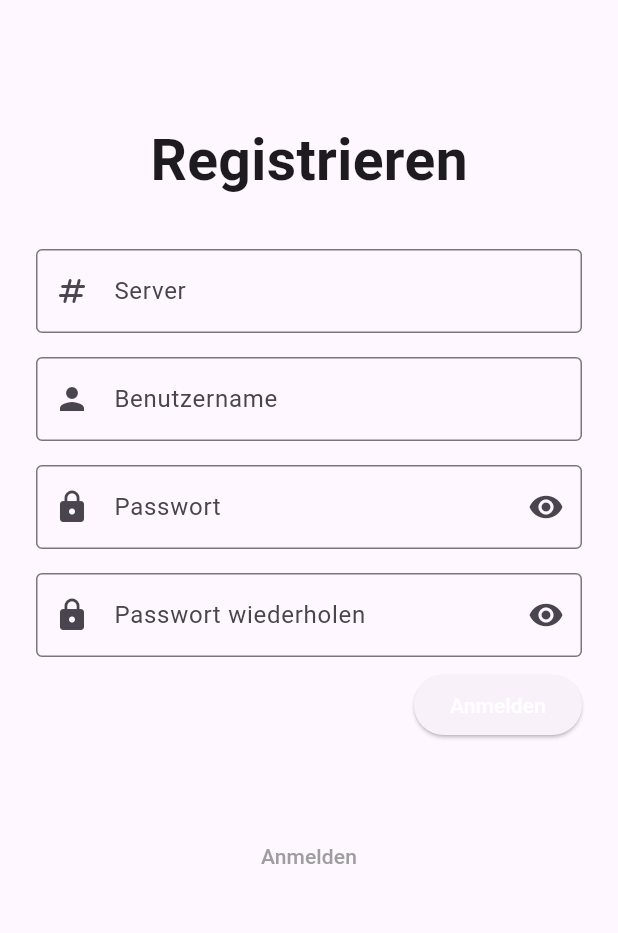
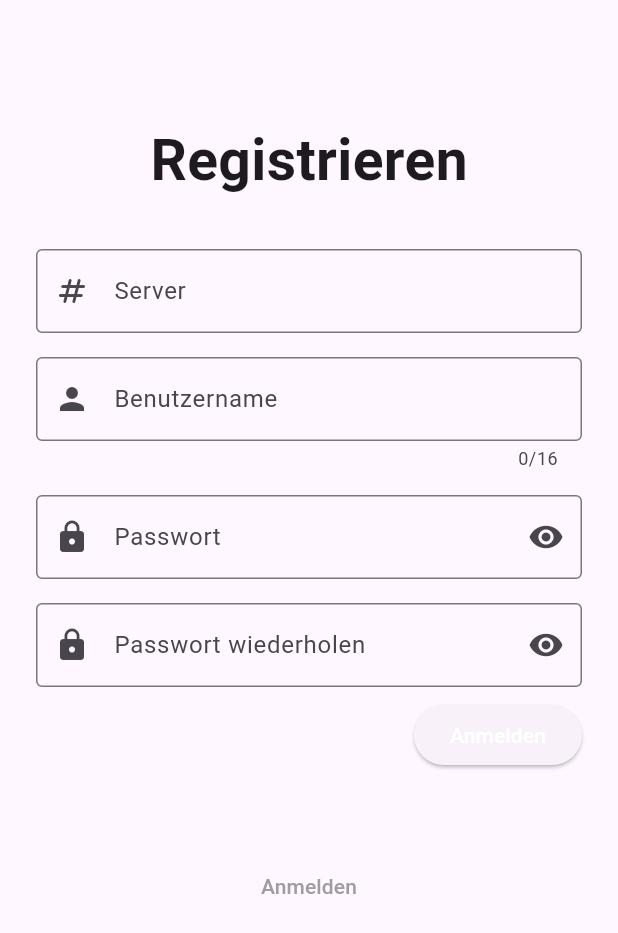
Before and after one commit to SLH335/Shopping-List-App, a Flutter app: the screen it shows after launch, after a tap on "Anmelden", after a tap on "Registrieren", on a phone screen of 412 x 824 dp. Shown: the top 933 px of the screen. Run offline on Flutter 3.47's test engine with Material 3 defaults, Android fonts, the phone set to English and light mode, and no system bars; our stand-ins replace flutter_riverpod, freezed_annotation, go_router, riverpod_annotation; generated files the repository leaves out were written again.

Commit message:
feat: improve auth input validation

```diff
--- a/lib/features/auth/presentation/login_screen.dart
+++ b/lib/features/auth/presentation/login_screen.dart
@@ -64,10 +64,8 @@ class _LoginScreenState extends ConsumerState<LoginScreen> {
             ),
             Padding(
               padding: const EdgeInsets.symmetric(vertical: 8),
-              child: StandardField(
+              child: UsernameField(
                 controller: usernameController,
-                label: 'Benutzername',
-                icon: const Icon(Icons.person),
               ),
             ),
             Padding(
--- a/lib/features/auth/presentation/register_screen.dart
+++ b/lib/features/auth/presentation/register_screen.dart
@@ -66,10 +66,8 @@ class _RegisterScreenState extends ConsumerState<RegisterScreen> {
             ),
             Padding(
               padding: const EdgeInsets.symmetric(vertical: 8),
-              child: StandardField(
+              child: UsernameField(
                 controller: usernameController,
-                label: 'Benutzername',
-                icon: const Icon(Icons.person),
               ),
             ),
             Padding(
--- a/lib/widgets/text_fields.dart
+++ b/lib/widgets/text_fields.dart
@@ -1,11 +1,14 @@
 import 'package:flutter/material.dart';
+import 'package:flutter/services.dart';
 
 class StandardField extends StatelessWidget {
-  const StandardField({super.key, this.controller, required this.label, required this.icon});
+  const StandardField(
+      {super.key, this.controller, required this.label, required this.icon, this.validator});
 
   final TextEditingController? controller;
   final String label;
   final Icon icon;
+  final dynamic validator;
 
   @override
   Widget build(BuildContext context) {
@@ -16,9 +19,42 @@ class StandardField extends StatelessWidget {
         labelText: label,
         prefixIcon: icon,
       ),
+      validator: validator ??
+          (String? value) {
+            if (value == null || value.trim().isEmpty) {
+              return '$label ist erforderlich';
+            }
+            return null;
+          },
+    );
+  }
+}
+
+class UsernameField extends StatelessWidget {
+  const UsernameField({super.key, this.controller, this.label = 'Benutzername'});
+
+  final TextEditingController? controller;
+  final String label;
+
+  @override
+  Widget build(BuildContext context) {
+    return TextFormField(
+      controller: controller,
+      decoration: InputDecoration(
+        border: const OutlineInputBorder(),
+        labelText: label,
+        prefixIcon: const Icon(Icons.person),
+      ),
+      enableSuggestions: false,
+      autocorrect: false,
+      maxLength: 16,
+      inputFormatters: [FilteringTextInputFormatter.allow(RegExp(r'[a-z_]'))],
       validator: (String? value) {
         if (value == null || value.trim().isEmpty) {
           return '$label ist erforderlich';
+        }
+        if (value.length < 3) {
+          return '$label muss mind. 3 Zeichen lang sein';
         }
         return null;
       },
@@ -42,12 +78,12 @@ class URLField extends StatelessWidget {
         labelText: label,
         prefixIcon: icon,
       ),
+      enableSuggestions: false,
+      autocorrect: false,
+      keyboardType: TextInputType.url,
       validator: (String? value) {
         if (value == null || value.trim().isEmpty) {
           return '$label ist erforderlich';
-        }
-        if (!(Uri.tryParse(value)?.hasAbsolutePath ?? false)) {
-          return '$label ist keine valide URL';
         }
         return null;
       },
@@ -56,11 +92,10 @@ class URLField extends StatelessWidget {
 }
 
 class PasswordField extends StatefulWidget {
-  const PasswordField({super.key, this.controller, this.label = 'Passwort', this.onChanged});
+  const PasswordField({super.key, this.controller, this.label = 'Passwort'});
 
   final TextEditingController? controller;
   final String label;
-  final dynamic onChanged;
 
   @override
   State<PasswordField> createState() => _PasswordFieldState();
@@ -86,7 +121,6 @@ class _PasswordFieldState extends State<PasswordField> {
               _passwordObscured = !_passwordObscured;
             }),
           )),
-      onChanged: widget.onChanged,
       validator: (String? value) {
         if (value == null || value.trim().isEmpty) {
           return '${widget.label} ist erforderlich';
@@ -99,16 +133,11 @@ class _PasswordFieldState extends State<PasswordField> {
 
 class PasswordConfirmationField extends StatefulWidget {
   const PasswordConfirmationField(
-      {super.key,
-      this.controller,
-      this.passwordController,
-      this.label = 'Passwort wiederholen',
-      this.onChanged});
+      {super.key, this.controller, this.passwordController, this.label = 'Passwort wiederholen'});
 
   final TextEditingController? controller;
   final TextEditingController? passwordController;
   final String label;
-  final dynamic onChanged;
 
   @override
   State<PasswordConfirmationField> createState() => _PasswordConfirmationFieldState();
@@ -134,7 +163,6 @@ class _PasswordConfirmationFieldState extends State<PasswordConfirmationField> {
               _passwordObscured = !_passwordObscured;
             }),
           )),
-      onChanged: widget.onChanged,
       validator: (String? value) {
         if (value == null || value.trim().isEmpty) {
           return '${widget.label} ist erforderlich';
```
